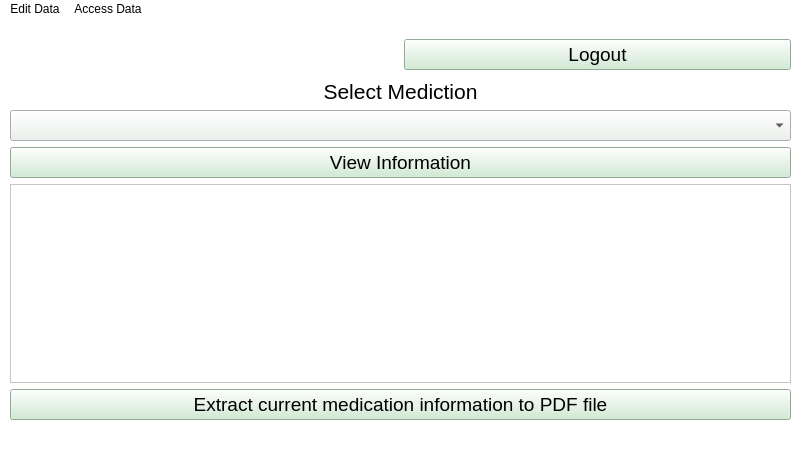
This is GUIui/admin.ui in yahalomit/Drugs-Matching-Project as Qt 5 draws it before an edit. The edited form follows.
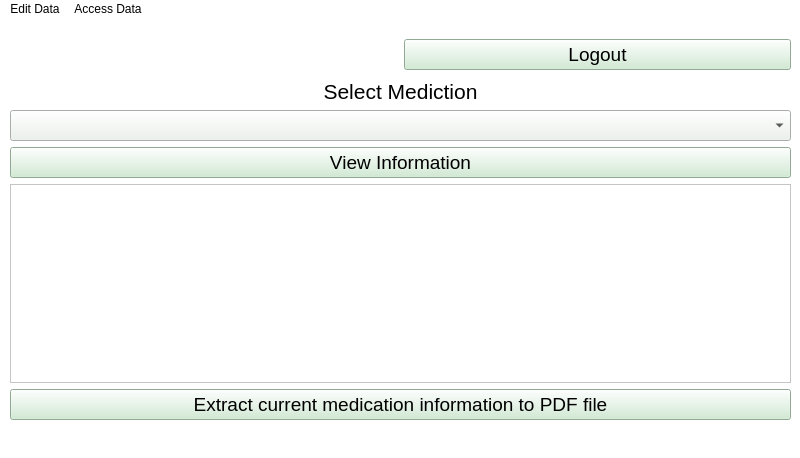
This is the edited form.

```diff
--- a/GUIui/admin.ui
+++ b/GUIui/admin.ui
@@ -7,7 +7,7 @@
     <x>0</x>
     <y>0</y>
     <width>800</width>
-    <height>452</height>
+    <height>458</height>
    </rect>
   </property>
   <property name="windowTitle">
```
